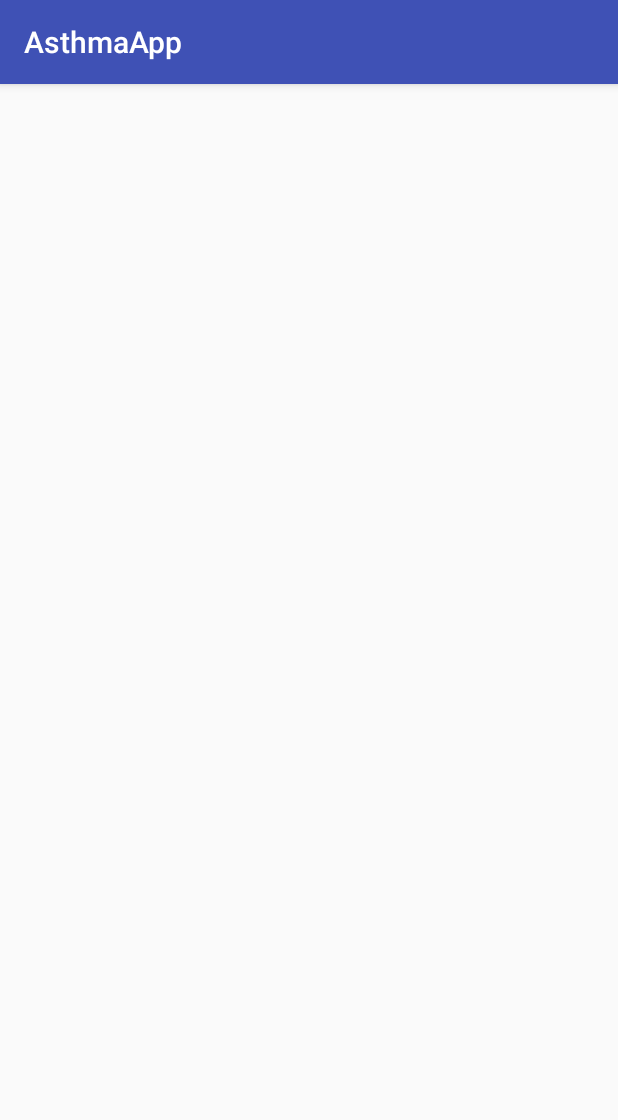
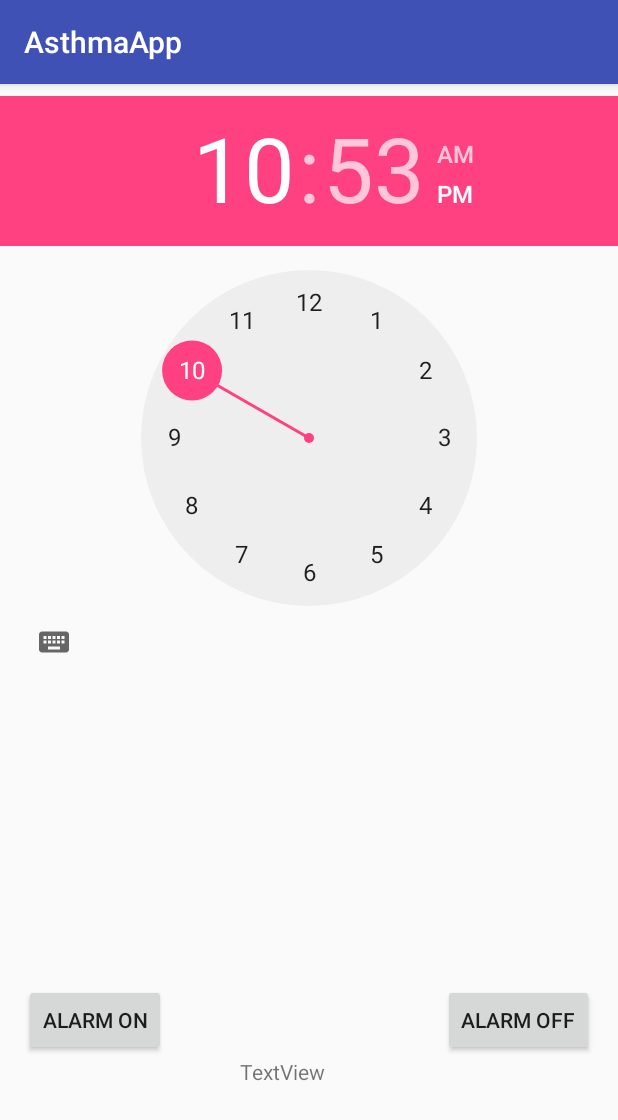
Before and after one commit to jeajonasjea/AsthmaAppJava, an Android app: the notification_Activity screen opened directly, with no data from a screen before it, on a phone screen of 412 x 824 dp. Shown: the top 1120 px of the screen. Run offline under Robolectric (Android 15) with nearby library versions, the phone set to English and light mode, and no system bars.

Commit message:
virker, men mangler selve alarmen(lyd og notifikation)

```diff
--- a/app/src/main/java/com/example/styrm/asthmaapp/MainActivity.java
+++ b/app/src/main/java/com/example/styrm/asthmaapp/MainActivity.java
@@ -25,7 +25,7 @@ public class MainActivity extends AppCompatActivity {
             });
 
         button = (Button)findViewById(R.id.spoergskemaKnap);
-        button.setOnClickListener(new View.OnClickListener() {
+            button.setOnClickListener(new View.OnClickListener() {
             @Override
             public void onClick(View view) {
                 Intent i2 = new Intent(getApplicationContext(), Spoergeskema.class);
--- a/app/src/main/java/com/example/styrm/asthmaapp/notification_Activity.java
+++ b/app/src/main/java/com/example/styrm/asthmaapp/notification_Activity.java
@@ -1,13 +1,74 @@
 package com.example.styrm.asthmaapp;
 
+import android.app.AlarmManager;
+import android.content.Context;
 import android.support.v7.app.AppCompatActivity;
 import android.os.Bundle;
+import android.view.View;
+import android.widget.Button;
+import android.widget.TextView;
+import android.widget.TimePicker;
+
+import java.util.Calendar;
 
 public class notification_Activity extends AppCompatActivity {
+    AlarmManager alarm_manager;
+    TimePicker time_picker;
+    TextView update_text;
+    Context context;
 
     @Override
     protected void onCreate(Bundle savedInstanceState) {
         super.onCreate(savedInstanceState);
         setContentView(R.layout.activity_notification_);
+        this.context = this;
+
+        alarm_manager = (AlarmManager) getSystemService(ALARM_SERVICE);
+
+        time_picker = (TimePicker)findViewById(R.id.timePicker);
+
+        update_text = (TextView) findViewById(R.id.updateText);
+
+        final Calendar calender = Calendar.getInstance();
+
+
+        Button alarm_on = (Button) findViewById(R.id.alarmOn);
+        alarm_on.setOnClickListener(new View.OnClickListener() {
+            @Override
+            public void onClick(View v) {
+
+                    // setting calender to hour and minute we picked
+                    calender.set(Calendar.HOUR_OF_DAY, time_picker.getHour());
+                    calender.set(Calendar.MINUTE, time_picker.getMinute());
+
+                    // get string values
+                int hour = time_picker.getHour();
+                int minute = time_picker.getMinute();
+
+                // convert int to string
+
+                String hour_string = String.valueOf(hour);
+                String minute_string = String.valueOf(minute);
+
+                if (minute < 10){
+                    minute_string = "0" + String.valueOf(minute);
+                }
+
+                    set_alarm_text("alarm set to: " + hour_string +":" + minute_string);
+            }
+        });
+
+        Button alarm_off = (Button)findViewById(R.id.alarmOff);
+        alarm_off.setOnClickListener(new View.OnClickListener() {
+            @Override
+            public void onClick(View v) {
+                set_alarm_text("alarm off");
+
+            }
+        });
+    }
+
+    private void set_alarm_text(String output) {
+        update_text.setText(output);
     }
 }
--- a/app/src/main/res/layout/activity_notification_.xml
+++ b/app/src/main/res/layout/activity_notification_.xml
@@ -6,4 +6,44 @@
     android:layout_height="match_parent"
     tools:context="com.example.styrm.asthmaapp.notification_Activity">
 
+    <TimePicker
+        android:id="@+id/timePicker"
+        android:layout_width="wrap_content"
+        android:layout_height="wrap_content"
+        android:layout_marginBottom="8dp"
+        android:layout_marginTop="8dp"
+        app:layout_constraintBottom_toBottomOf="parent"
+        app:layout_constraintTop_toTopOf="parent"
+        app:layout_constraintVertical_bias="0.0"
+        tools:layout_editor_absoluteX="0dp" />
+
+    <Button
+        android:id="@+id/alarmOn"
+        android:layout_width="wrap_content"
+        android:layout_height="wrap_content"
+        android:layout_marginBottom="120dp"
+        android:layout_marginStart="16dp"
+        android:text="Alarm on"
+        app:layout_constraintBottom_toBottomOf="parent"
+        app:layout_constraintStart_toStartOf="parent" />
+
+    <Button
+        android:id="@+id/alarmOff"
+        android:layout_width="wrap_content"
+        android:layout_height="wrap_content"
+        android:layout_marginBottom="120dp"
+        android:layout_marginEnd="16dp"
+        android:text="Alarm off"
+        app:layout_constraintBottom_toBottomOf="parent"
+        app:layout_constraintEnd_toEndOf="parent" />
+
+    <TextView
+        android:id="@+id/updateText"
+        android:layout_width="wrap_content"
+        android:layout_height="wrap_content"
+        android:layout_marginBottom="100dp"
+        android:layout_marginStart="160dp"
+        android:text="TextView"
+        app:layout_constraintBottom_toBottomOf="parent"
+        app:layout_constraintStart_toStartOf="parent" />
 </android.support.constraint.ConstraintLayout>
```
Also changed, not shown: app/src/main/java/com/example/styrm/asthmaapp/Alarm_Receiver.java (added, +23 -0 lines), app/src/main/res/layout/activity_main.xml (+4 -22 lines).
